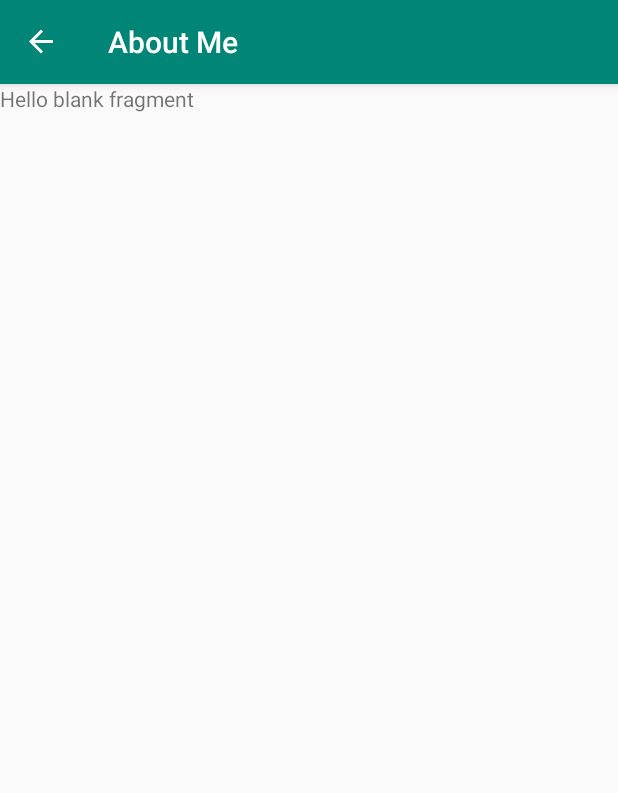
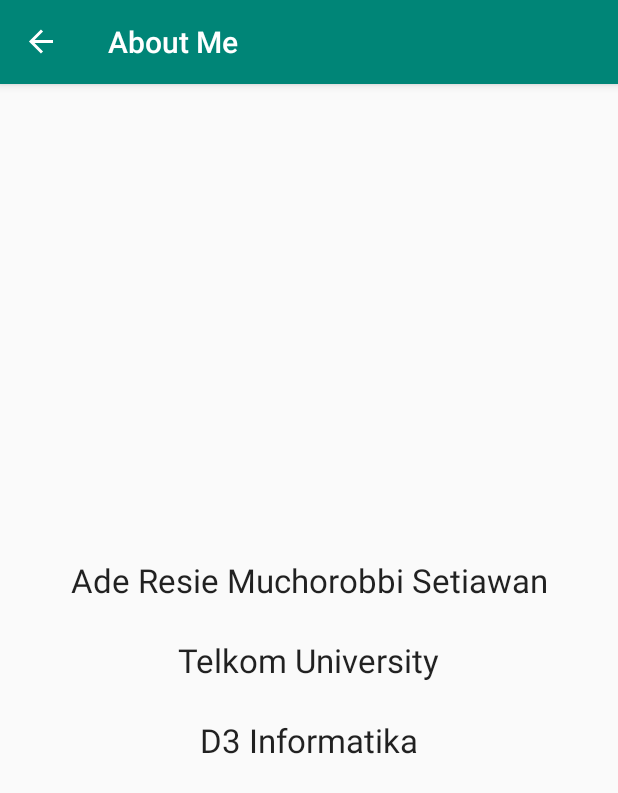
Before and after one commit to resie001/BMIApps, an Android app: the AboutFragment screen opened through its navigation route, on a phone screen of 412 x 824 dp. Shown: the top 793 px of the screen. Run offline under Robolectric (Android 15) with nearby library versions, the phone set to English and light mode, and no system bars; our stand-ins replace navigation-ui.

Commit message:
About Layouting

```diff
--- a/app/src/main/res/layout/fragment_about.xml
+++ b/app/src/main/res/layout/fragment_about.xml
@@ -1,14 +1,41 @@
 <?xml version="1.0" encoding="utf-8"?>
-<FrameLayout xmlns:android="http://schemas.android.com/apk/res/android"
+<androidx.constraintlayout.widget.ConstraintLayout xmlns:android="http://schemas.android.com/apk/res/android"
+    xmlns:app="http://schemas.android.com/apk/res-auto"
     xmlns:tools="http://schemas.android.com/tools"
     android:layout_width="match_parent"
     android:layout_height="match_parent"
     tools:context=".AboutFragment">
 
-    <!-- TODO: Update blank fragment layout -->
     <TextView
-        android:layout_width="match_parent"
-        android:layout_height="match_parent"
-        android:text="@string/hello_blank_fragment" />
+        android:id="@+id/textView5"
+        android:layout_width="wrap_content"
+        android:layout_height="wrap_content"
+        android:text="Telkom University"
+        android:textAppearance="@style/TextAppearance.AppCompat.Large"
+        app:layout_constraintBottom_toBottomOf="parent"
+        app:layout_constraintEnd_toEndOf="parent"
+        app:layout_constraintStart_toStartOf="parent"
+        app:layout_constraintTop_toTopOf="parent" />
 
-</FrameLayout>
+    <TextView
+        android:id="@+id/textView6"
+        android:layout_width="wrap_content"
+        android:layout_height="wrap_content"
+        android:layout_marginBottom="24dp"
+        android:text="Ade Resie Muchorobbi Setiawan"
+        android:textAppearance="@style/TextAppearance.AppCompat.Large"
+        app:layout_constraintBottom_toTopOf="@+id/textView5"
+        app:layout_constraintEnd_toEndOf="parent"
+        app:layout_constraintStart_toStartOf="parent" />
+
+    <TextView
+        android:id="@+id/textView7"
+        android:layout_width="wrap_content"
+        android:layout_height="wrap_content"
+        android:layout_marginTop="24dp"
+        android:text="D3 Informatika"
+        android:textAppearance="@style/TextAppearance.AppCompat.Large"
+        app:layout_constraintEnd_toEndOf="parent"
+        app:layout_constraintStart_toStartOf="parent"
+        app:layout_constraintTop_toBottomOf="@+id/textView5" />
+</androidx.constraintlayout.widget.ConstraintLayout>
```
